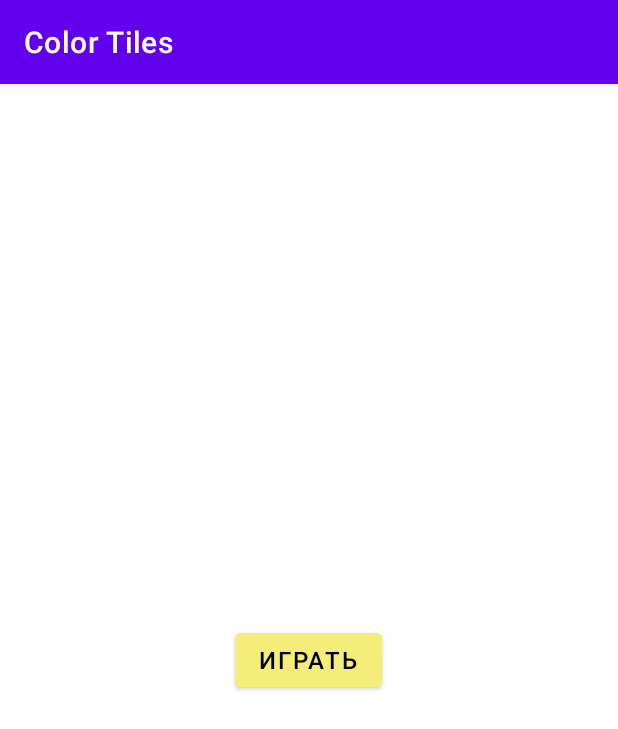
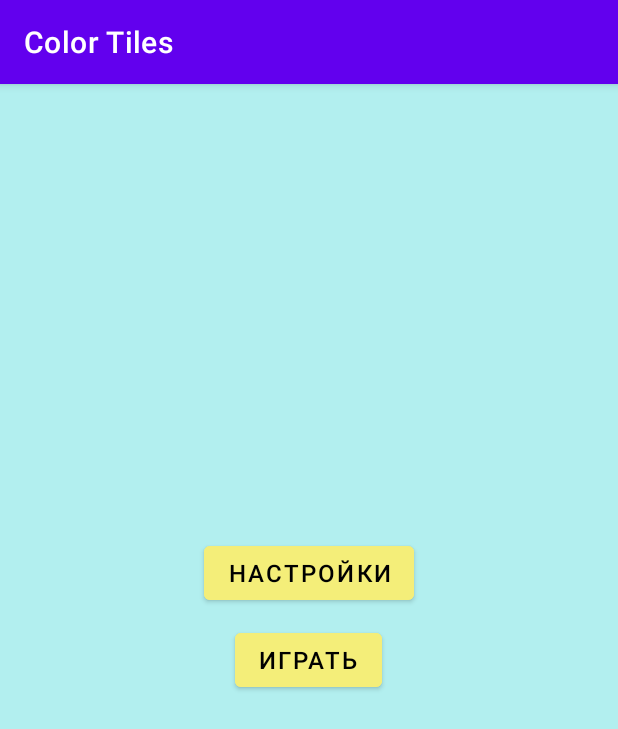
Before and after one commit to Vitamin941/ColorTiles, an Android app: the screen it shows after launch (MainActivity), on a phone screen of 412 x 824 dp. Shown: the top 729 px of the screen. Run offline under Robolectric (Android 15) with nearby library versions, the phone set to English and light mode, and no system bars.

Commit message:
Add preferenceScreen and couple settings

```diff
--- a/app/build.gradle
+++ b/app/build.gradle
@@ -37,6 +37,7 @@ dependencies {
     implementation 'androidx.appcompat:appcompat:1.5.1'
     implementation 'com.google.android.material:material:1.7.0'
     implementation 'androidx.constraintlayout:constraintlayout:2.1.4'
+    implementation 'androidx.preference:preference:1.1.1'
     testImplementation 'junit:junit:4.13.2'
     androidTestImplementation 'androidx.test.ext:junit:1.1.4'
     androidTestImplementation 'androidx.test.espresso:espresso-core:3.5.0'
--- a/app/src/main/res/layout/activity_game.xml
+++ b/app/src/main/res/layout/activity_game.xml
@@ -4,7 +4,7 @@
     xmlns:tools="http://schemas.android.com/tools"
     android:layout_width="match_parent"
     android:layout_height="match_parent"
-    tools:context=".MainActivity">
+    tools:context=".activities.MainActivity">
 
 
     <TableLayout
--- a/app/src/main/res/layout/activity_main.xml
+++ b/app/src/main/res/layout/activity_main.xml
@@ -1,8 +1,22 @@
 <?xml version="1.0" encoding="utf-8"?>
 <RelativeLayout xmlns:android="http://schemas.android.com/apk/res/android"
     android:layout_width="match_parent"
-    android:layout_height="match_parent">
+    android:layout_height="match_parent"
+    android:background="@color/background_color">
 
+
+    <Button
+        android:id="@+id/go_to_settings"
+        android:textSize="16sp"
+        android:text="@string/settings"
+        android:layout_centerHorizontal="true"
+        android:layout_above="@id/play_game"
+        android:layout_width="wrap_content"
+        android:layout_height="wrap_content"
+        android:backgroundTint="@color/system_color"
+        android:textColor="@color/black"
+        android:layout_marginTop="10dp"
+        android:onClick="goToSettings"/>
 
     <Button
         android:id="@+id/play_game"
@@ -13,7 +27,7 @@
         android:layout_height="wrap_content"
         android:backgroundTint="@color/system_color"
         android:textColor="@color/black"
-        android:layout_marginBottom="10dp"
+        android:layout_marginTop="10dp"
         android:onClick="play"/>
 
 </RelativeLayout>
--- a/app/src/main/res/values/colors.xml
+++ b/app/src/main/res/values/colors.xml
@@ -10,4 +10,5 @@
     <color name="dark_color">#2553F8</color>
     <color name="bright_color">#97B1F3</color>
     <color name="system_color">#F4EE79</color>
+    <color name="background_color">#B2EFEF</color>
 </resources>
```
Also changed, not shown: app/src/main/AndroidManifest.xml (+6 -2 lines), app/src/main/java/ru/isu/math/colortiles/activities/GameActivity.kt (renamed from app/src/main/java/ru/isu/math/colortiles/GameActivity.kt, +3 -5 lines), app/src/main/java/ru/isu/math/colortiles/activities/MainActivity.kt (renamed from app/src/main/java/ru/isu/math/colortiles/MainActivity.kt, +8 -5 lines), app/src/main/java/ru/isu/math/colortiles/activities/MyPreferenceActivity.kt (added, +12 -0 lines), app/src/main/res/values/strings.xml (+22 -0 lines), app/src/main/res/xml/settings.xml (added, +24 -0 lines).
